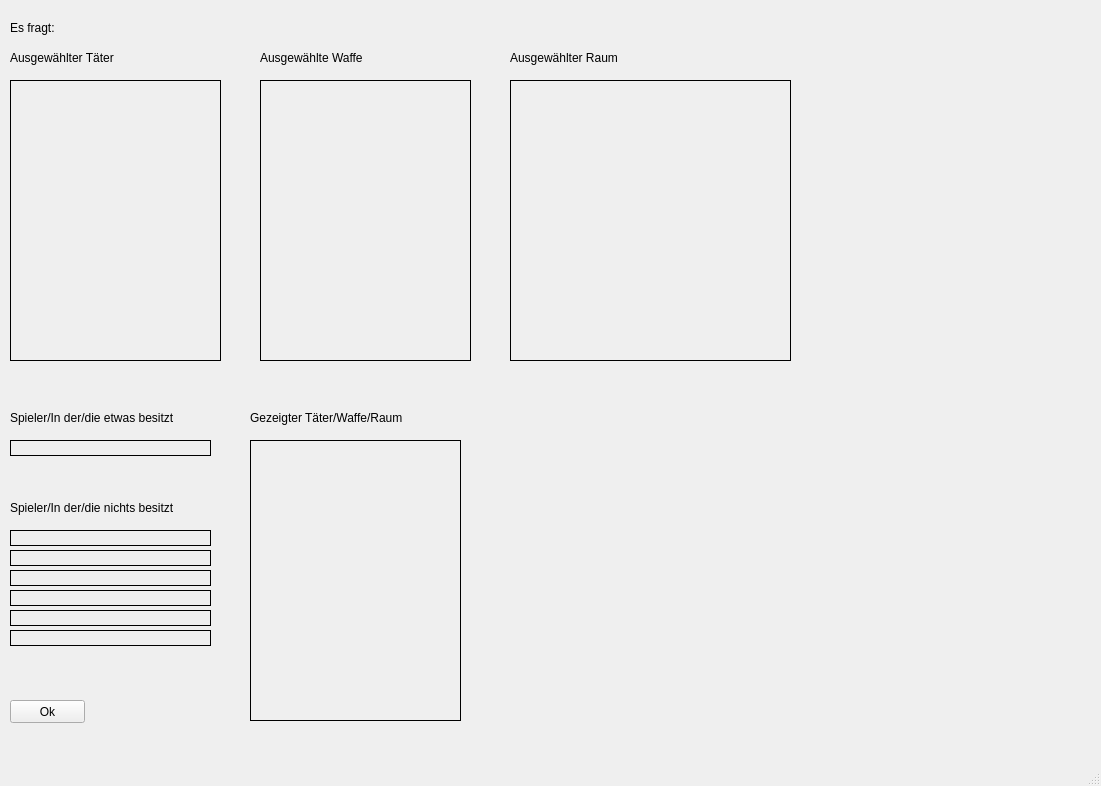
Qt form Cluedo/UI/AskPlayerUI.ui (haegar80/Cluedo) before a commit.
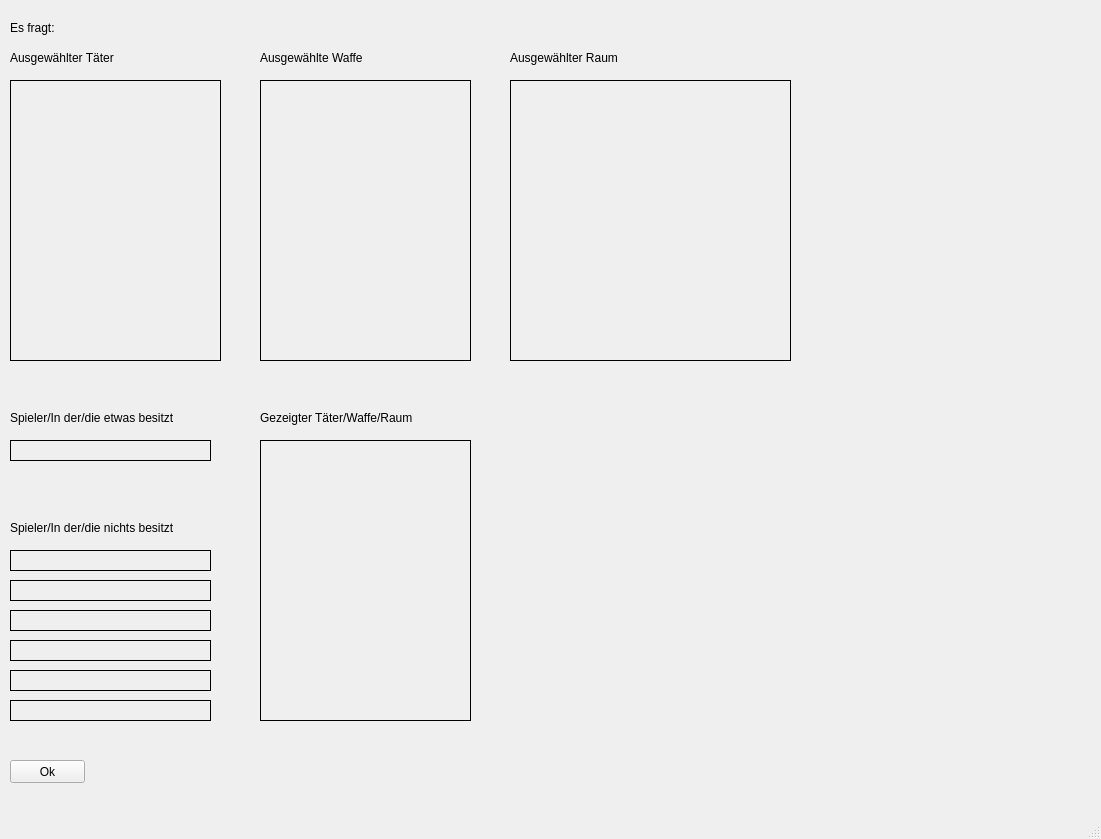
The same form after that commit.

Commit message: Layout tuning when showing player names who had an object to show and player names who had no object to show

The edit to the form file:
```diff
--- a/Cluedo/UI/AskPlayerUI.ui
+++ b/Cluedo/UI/AskPlayerUI.ui
@@ -7,7 +7,7 @@
     <x>0</x>
     <y>0</y>
     <width>1101</width>
-    <height>786</height>
+    <height>839</height>
    </rect>
   </property>
   <property name="windowTitle">
@@ -116,7 +116,7 @@
       <x>10</x>
       <y>440</y>
       <width>201</width>
-      <height>16</height>
+      <height>21</height>
      </rect>
     </property>
     <property name="autoFillBackground">
@@ -148,7 +148,7 @@
    <widget class="QLabel" name="imageShowedObject">
     <property name="geometry">
      <rect>
-      <x>250</x>
+      <x>260</x>
       <y>440</y>
       <width>211</width>
       <height>281</height>
@@ -168,7 +168,7 @@
     <property name="geometry">
      <rect>
       <x>10</x>
-      <y>700</y>
+      <y>760</y>
       <width>75</width>
       <height>23</height>
      </rect>
@@ -180,7 +180,7 @@
    <widget class="QLabel" name="labelShowedObject">
     <property name="geometry">
      <rect>
-      <x>250</x>
+      <x>260</x>
       <y>410</y>
       <width>251</width>
       <height>16</height>
@@ -194,7 +194,7 @@
     <property name="geometry">
      <rect>
       <x>10</x>
-      <y>500</y>
+      <y>520</y>
       <width>231</width>
       <height>16</height>
      </rect>
@@ -207,31 +207,31 @@
     <property name="geometry">
      <rect>
       <x>10</x>
-      <y>530</y>
-      <width>201</width>
-      <height>16</height>
-     </rect>
-    </property>
-    <property name="autoFillBackground">
-     <bool>false</bool>
-    </property>
-    <property name="frameShape">
-     <enum>QFrame::Box</enum>
-    </property>
-    <property name="text">
-     <string/>
-    </property>
-    <property name="alignment">
-     <set>Qt::AlignLeading|Qt::AlignLeft|Qt::AlignVCenter</set>
-    </property>
-   </widget>
-   <widget class="QLabel" name="labelPlayerNameNoObjects2">
-    <property name="geometry">
-     <rect>
-      <x>10</x>
       <y>550</y>
       <width>201</width>
-      <height>16</height>
+      <height>21</height>
+     </rect>
+    </property>
+    <property name="autoFillBackground">
+     <bool>false</bool>
+    </property>
+    <property name="frameShape">
+     <enum>QFrame::Box</enum>
+    </property>
+    <property name="text">
+     <string/>
+    </property>
+    <property name="alignment">
+     <set>Qt::AlignLeading|Qt::AlignLeft|Qt::AlignVCenter</set>
+    </property>
+   </widget>
+   <widget class="QLabel" name="labelPlayerNameNoObjects2">
+    <property name="geometry">
+     <rect>
+      <x>10</x>
+      <y>580</y>
+      <width>201</width>
+      <height>21</height>
      </rect>
     </property>
     <property name="autoFillBackground">
@@ -251,9 +251,9 @@
     <property name="geometry">
      <rect>
       <x>10</x>
-      <y>570</y>
+      <y>610</y>
       <width>201</width>
-      <height>16</height>
+      <height>21</height>
      </rect>
     </property>
     <property name="autoFillBackground">
@@ -273,9 +273,9 @@
     <property name="geometry">
      <rect>
       <x>10</x>
-      <y>590</y>
+      <y>640</y>
       <width>201</width>
-      <height>16</height>
+      <height>21</height>
      </rect>
     </property>
     <property name="autoFillBackground">
@@ -295,9 +295,9 @@
     <property name="geometry">
      <rect>
       <x>10</x>
-      <y>610</y>
+      <y>670</y>
       <width>201</width>
-      <height>16</height>
+      <height>21</height>
      </rect>
     </property>
     <property name="autoFillBackground">
@@ -317,9 +317,9 @@
     <property name="geometry">
      <rect>
       <x>10</x>
-      <y>630</y>
+      <y>700</y>
       <width>201</width>
-      <height>16</height>
+      <height>21</height>
      </rect>
     </property>
     <property name="autoFillBackground">
```
The commit also changes 3 other files.
